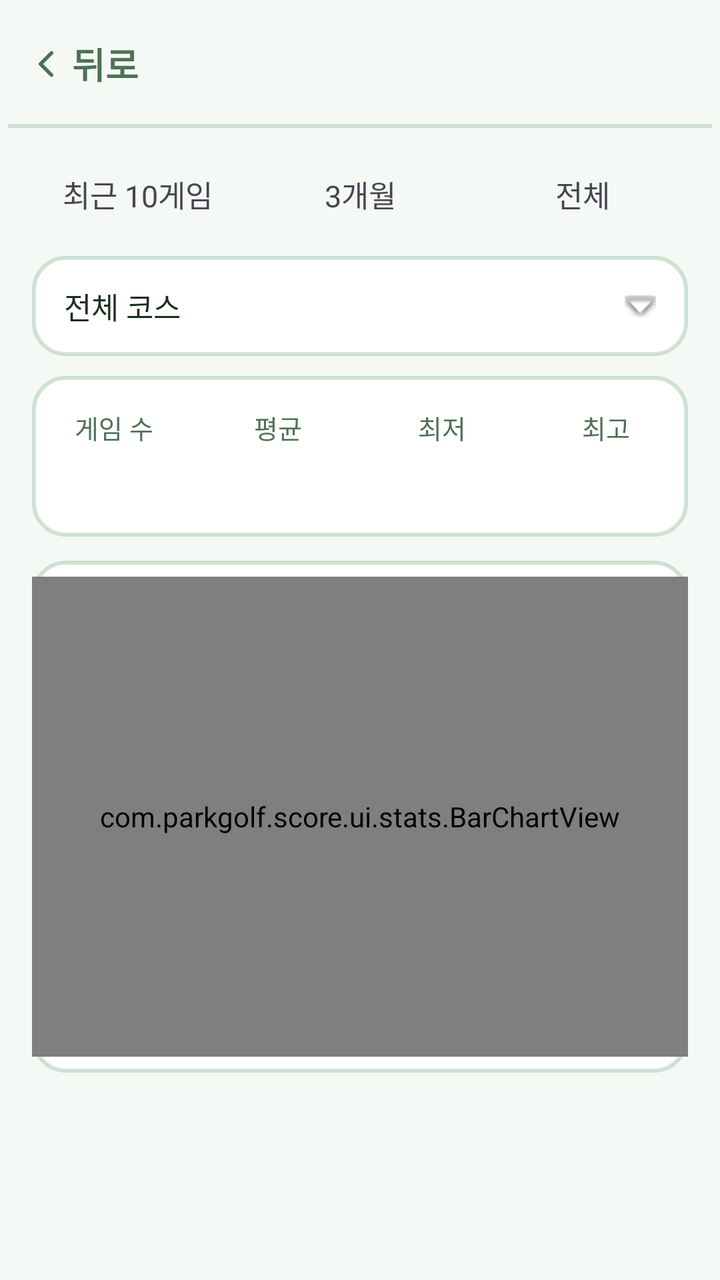
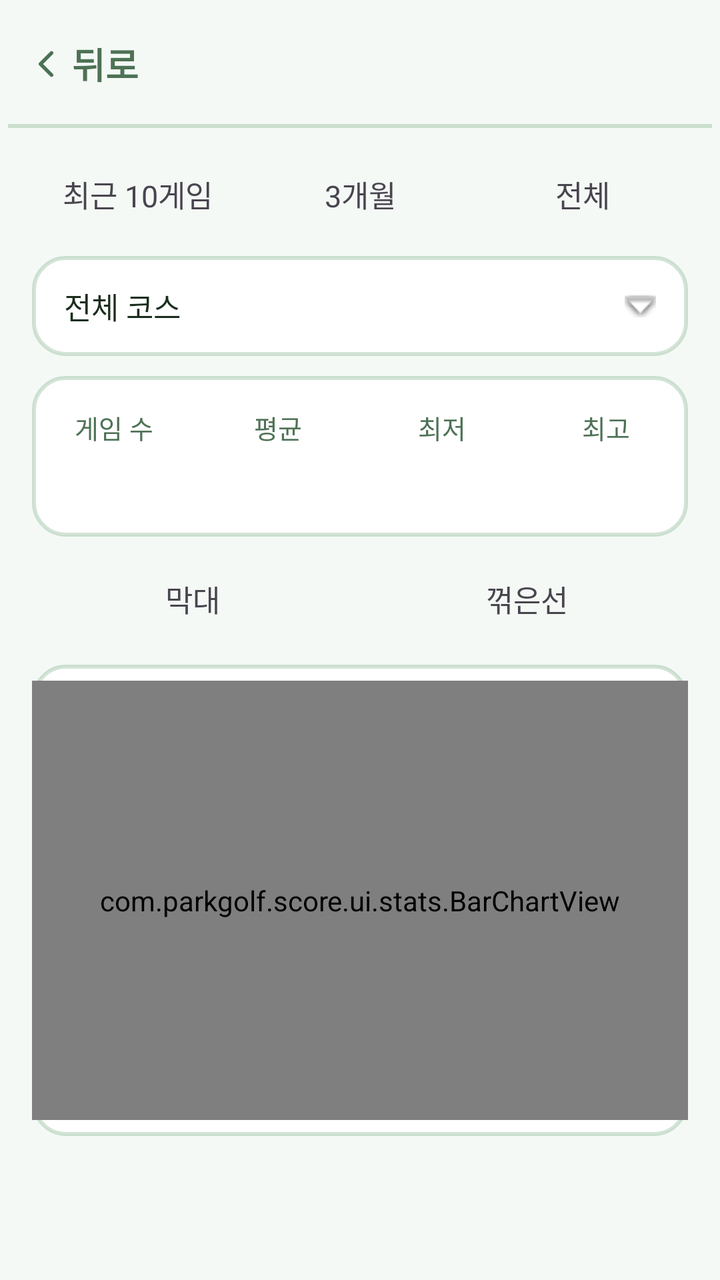

Compare the two renders of this Android layout. The source of the first and the diff that turns it into the second are given below.
<!-- AndroidManifest.xml: application theme Theme.ParkGolf -->
<!-- res/layout/fragment_stats.xml -->
<?xml version="1.0" encoding="utf-8"?>
<LinearLayout xmlns:android="http://schemas.android.com/apk/res/android"
    xmlns:app="http://schemas.android.com/apk/res-auto"
    android:layout_width="match_parent" android:layout_height="match_parent"
    android:orientation="vertical" android:background="?attr/parkBackground">
    <include android:id="@+id/topBar" layout="@layout/view_top_bar" />

    <LinearLayout android:layout_width="match_parent" android:layout_height="wrap_content"
        android:orientation="horizontal"
        android:layout_marginHorizontal="@dimen/screen_padding" android:layout_marginTop="12dp">
        <TextView android:id="@+id/tabRecent10"
            android:layout_width="0dp" android:layout_height="wrap_content" android:layout_weight="1"
            android:gravity="center" android:paddingVertical="10dp" android:layout_marginEnd="6dp"
            android:text="@string/stats_period_recent10" android:textSize="15sp" />
        <TextView android:id="@+id/tab3m"
            android:layout_width="0dp" android:layout_height="wrap_content" android:layout_weight="1"
            android:gravity="center" android:paddingVertical="10dp" android:layout_marginEnd="6dp"
            android:text="@string/stats_period_3m" android:textSize="15sp" />
        <TextView android:id="@+id/tabAll"
            android:layout_width="0dp" android:layout_height="wrap_content" android:layout_weight="1"
            android:gravity="center" android:paddingVertical="10dp"
            android:text="@string/stats_period_all" android:textSize="15sp" />
    </LinearLayout>

    <TextView android:id="@+id/btnCourseFilter"
        android:layout_width="match_parent" android:layout_height="wrap_content"
        android:layout_marginHorizontal="@dimen/screen_padding" android:layout_marginTop="10dp"
        android:background="@drawable/bg_card" android:paddingVertical="14dp" android:paddingHorizontal="16dp"
        android:text="@string/stats_course_all" android:textColor="?attr/parkForeground"
        android:textSize="15sp" android:drawableEnd="@android:drawable/arrow_down_float" />

    <LinearLayout android:id="@+id/summaryCard"
        android:layout_width="match_parent" android:layout_height="wrap_content"
        android:orientation="horizontal" android:background="@drawable/bg_card"
        android:layout_marginHorizontal="@dimen/screen_padding" android:layout_marginTop="10dp"
        android:paddingVertical="16dp">
        <LinearLayout android:layout_width="0dp" android:layout_height="wrap_content"
            android:layout_weight="1" android:orientation="vertical" android:gravity="center">
            <TextView android:layout_width="wrap_content" android:layout_height="wrap_content"
                android:text="@string/stats_games_count" android:textColor="?attr/parkMutedForeground" android:textSize="13sp" />
            <TextView android:id="@+id/tvCount" android:layout_width="wrap_content" android:layout_height="wrap_content"
                android:textColor="?attr/parkForeground" android:textSize="20sp" android:textStyle="bold" android:layout_marginTop="2dp" />
        </LinearLayout>
        <LinearLayout android:layout_width="0dp" android:layout_height="wrap_content"
            android:layout_weight="1" android:orientation="vertical" android:gravity="center">
            <TextView android:layout_width="wrap_content" android:layout_height="wrap_content"
                android:text="@string/stats_rel_avg" android:textColor="?attr/parkMutedForeground" android:textSize="13sp" />
            <TextView android:id="@+id/tvAvg" android:layout_width="wrap_content" android:layout_height="wrap_content"
                android:textColor="?attr/parkForeground" android:textSize="20sp" android:textStyle="bold" android:layout_marginTop="2dp" />
        </LinearLayout>
        <LinearLayout android:layout_width="0dp" android:layout_height="wrap_content"
            android:layout_weight="1" android:orientation="vertical" android:gravity="center">
            <TextView android:layout_width="wrap_content" android:layout_height="wrap_content"
                android:text="@string/stats_rel_best" android:textColor="?attr/parkMutedForeground" android:textSize="13sp" />
            <TextView android:id="@+id/tvBest" android:layout_width="wrap_content" android:layout_height="wrap_content"
                android:textColor="?attr/parkForeground" android:textSize="20sp" android:textStyle="bold" android:layout_marginTop="2dp" />
        </LinearLayout>
        <LinearLayout android:layout_width="0dp" android:layout_height="wrap_content"
            android:layout_weight="1" android:orientation="vertical" android:gravity="center">
            <TextView android:layout_width="wrap_content" android:layout_height="wrap_content"
                android:text="@string/stats_rel_worst" android:textColor="?attr/parkMutedForeground" android:textSize="13sp" />
            <TextView android:id="@+id/tvWorst" android:layout_width="wrap_content" android:layout_height="wrap_content"
                android:textColor="?attr/parkForeground" android:textSize="20sp" android:textStyle="bold" android:layout_marginTop="2dp" />
        </LinearLayout>
    </LinearLayout>

    <HorizontalScrollView android:id="@+id/chartScroll"
        android:layout_width="match_parent" android:layout_height="wrap_content"
        android:layout_marginHorizontal="@dimen/screen_padding" android:layout_marginTop="12dp"
        android:background="@drawable/bg_card" android:paddingVertical="8dp"
        android:scrollbars="none" android:fillViewport="true"
        android:requiresFadingEdge="horizontal"
        android:fadingEdgeLength="@dimen/scroll_fade">
        <com.parkgolf.score.ui.stats.BarChartView android:id="@+id/chart"
            android:layout_width="wrap_content" android:layout_height="240dp" />
    </HorizontalScrollView>

    <LinearLayout android:id="@+id/emptyView"
        android:layout_width="match_parent" android:layout_height="0dp" android:layout_weight="1"
        android:orientation="vertical" android:gravity="center" android:visibility="gone"
        android:paddingHorizontal="@dimen/screen_padding">
        <TextView android:layout_width="wrap_content" android:layout_height="wrap_content"
            android:text="@string/stats_empty_title" android:textColor="?attr/parkForeground"
            android:textSize="18sp" android:textStyle="bold" android:gravity="center" />
        <TextView android:layout_width="wrap_content" android:layout_height="wrap_content"
            android:text="@string/stats_empty_desc" android:textColor="?attr/parkMutedForeground"
            android:textSize="15sp" android:layout_marginTop="4dp" android:gravity="center" />
    </LinearLayout>

    <View android:layout_width="match_parent" android:layout_height="0dp" android:layout_weight="1" />
</LinearLayout>
<!-- res/layout/view_top_bar.xml (included above) -->
<?xml version="1.0" encoding="utf-8"?>
<androidx.constraintlayout.widget.ConstraintLayout
    xmlns:android="http://schemas.android.com/apk/res/android"
    xmlns:app="http://schemas.android.com/apk/res-auto"
    android:layout_width="match_parent"
    android:layout_height="wrap_content"
    android:background="?attr/parkBackground"
    android:minHeight="64dp"
    android:paddingHorizontal="4dp">

    <LinearLayout
        android:id="@+id/btnBack"
        android:layout_width="wrap_content"
        android:layout_height="@dimen/touch_min"
        android:orientation="horizontal"
        android:gravity="center_vertical"
        android:paddingHorizontal="8dp"
        android:background="?attr/selectableItemBackground"
        android:clickable="true"
        android:focusable="true"
        android:contentDescription="@string/back"
        app:layout_constraintStart_toStartOf="parent"
        app:layout_constraintTop_toTopOf="parent"
        app:layout_constraintBottom_toBottomOf="parent">
        <ImageView
            android:layout_width="22dp" android:layout_height="22dp"
            android:src="@drawable/ic_chevron_left"
            android:importantForAccessibility="no"
            app:tint="?attr/parkMutedForeground" />
        <TextView
            android:layout_width="wrap_content" android:layout_height="wrap_content"
            android:layout_marginStart="2dp"
            android:text="@string/back"
            android:textColor="?attr/parkMutedForeground"
            android:textSize="@dimen/body_text"
            android:textStyle="bold" />
    </LinearLayout>

    <TextView
        android:id="@+id/tvBarTitle"
        android:layout_width="0dp"
        android:layout_height="wrap_content"
        android:gravity="center"
        android:textSize="@dimen/body_text"
        android:textStyle="bold"
        android:textColor="?attr/parkForeground"
        android:maxLines="1"
        android:ellipsize="end"
        app:layout_constraintStart_toEndOf="@id/btnBack"
        app:layout_constraintEnd_toStartOf="@id/barSpacer"
        app:layout_constraintTop_toTopOf="parent"
        app:layout_constraintBottom_toBottomOf="parent" />

    <Space
        android:id="@+id/barSpacer"
        android:layout_width="72dp"
        android:layout_height="1dp"
        app:layout_constraintEnd_toEndOf="parent"
        app:layout_constraintTop_toTopOf="parent" />

    <View android:layout_width="0dp" android:layout_height="@dimen/border_width"
        android:background="?attr/parkBorder"
        app:layout_constraintStart_toStartOf="parent"
        app:layout_constraintEnd_toEndOf="parent"
        app:layout_constraintBottom_toBottomOf="parent" />
</androidx.constraintlayout.widget.ConstraintLayout>
<!-- resources referenced by this layout -->
<resources>
  <dimen name="body_text">18sp</dimen>
  <dimen name="border_width">2dp</dimen>
  <dimen name="screen_padding">16dp</dimen>
  <dimen name="scroll_fade">24dp</dimen>
  <dimen name="touch_min">56dp</dimen>
  <!-- drawable bg_card (drawable) -->
  <?xml version="1.0" encoding="utf-8"?>
  <shape xmlns:android="http://schemas.android.com/apk/res/android" android:shape="rectangle">
      <solid android:color="@color/card" />
      <corners android:radius="@dimen/radius_card" />
      <stroke android:width="@dimen/border_width" android:color="?attr/parkBorder" />
  </shape>
  <!-- drawable ic_chevron_left (drawable) -->
  <vector xmlns:android="http://schemas.android.com/apk/res/android" android:width="24dp" android:height="24dp" android:viewportWidth="24" android:viewportHeight="24">
      <path android:strokeColor="?attr/parkForeground" android:strokeWidth="2" android:strokeLineCap="round" android:strokeLineJoin="round" android:pathData="M15,18 L9,12 L15,6" />
  </vector>
  <string name="back">뒤로</string>
  <string name="stats_course_all">전체 코스</string>
  <string name="stats_empty_desc">이 범위에 해당하는 완료 게임이 없어요</string>
  <string name="stats_empty_title">통계를 표시할 기록이 없습니다</string>
  <string name="stats_games_count">게임 수</string>
  <string name="stats_period_3m">3개월</string>
  <string name="stats_period_all">전체</string>
  <string name="stats_period_recent10">최근 10게임</string>
  <string name="stats_rel_avg">평균</string>
  <string name="stats_rel_best">최저</string>
  <string name="stats_rel_worst">최고</string>
  <style name="Theme.ParkGolf" parent="Theme.ParkGolf.Green" />
  <color name="card">#FFFFFF</color>
  <dimen name="radius_card">16dp</dimen>
  <style name="Theme.ParkGolf.Green" parent="Theme.ParkGolf.Base">
          <item name="colorPrimary">#2A7A3B</item>
          <item name="android:windowBackground">#F4F9F5</item>
          <item name="parkBackground">#F4F9F5</item>
          <item name="parkForeground">#1A2E1D</item>
          <item name="parkPrimary">#2A7A3B</item>
          <item name="parkPrimary10">#1A2A7A3B</item>
          <item name="parkSecondary">#E6F2E8</item>
          <item name="parkMuted">#EAF3EC</item>
          <item name="parkMutedForeground">#4E7255</item>
          <item name="parkAccent">#D2EBDA</item>
          <item name="parkAccentForeground">#1A3D21</item>
          <item name="parkBorder">#332A7A3B</item>
          <item name="parkInputBg">#EAF3EC</item>
      </style>
  <style name="Theme.ParkGolf.Base" parent="Theme.Material3.DayNight.NoActionBar">
          <item name="colorOnPrimary">@color/on_primary</item>
          <item name="android:textColorPrimary">?attr/parkForeground</item>
      </style>
  <color name="on_primary">#FFFFFF</color>
</resources>

<!-- the commit's change to res/layout/fragment_stats.xml (unified diff, before → after) -->
@@ -64,19 +64,36 @@
         </LinearLayout>
     </LinearLayout>
 
+    <LinearLayout android:id="@+id/modeToggle"
+        android:layout_width="match_parent" android:layout_height="wrap_content"
+        android:orientation="horizontal"
+        android:layout_marginHorizontal="@dimen/screen_padding" android:layout_marginTop="10dp">
+        <TextView android:id="@+id/modeBar"
+            android:layout_width="0dp" android:layout_height="wrap_content" android:layout_weight="1"
+            android:gravity="center" android:paddingVertical="10dp" android:layout_marginEnd="6dp"
+            android:text="@string/stats_mode_bar" android:textSize="15sp" />
+        <TextView android:id="@+id/modeLine"
+            android:layout_width="0dp" android:layout_height="wrap_content" android:layout_weight="1"
+            android:gravity="center" android:paddingVertical="10dp"
+            android:text="@string/stats_mode_line" android:textSize="15sp" />
+    </LinearLayout>
+
     <HorizontalScrollView android:id="@+id/chartScroll"
-        android:layout_width="match_parent" android:layout_height="wrap_content"
+        android:layout_width="match_parent" android:layout_height="0dp"
+        android:layout_weight="1"
         android:layout_marginHorizontal="@dimen/screen_padding" android:layout_marginTop="12dp"
+        android:layout_marginBottom="@dimen/stats_bottom_reserve"
         android:background="@drawable/bg_card" android:paddingVertical="8dp"
         android:scrollbars="none" android:fillViewport="true"
         android:requiresFadingEdge="horizontal"
         android:fadingEdgeLength="@dimen/scroll_fade">
         <com.parkgolf.score.ui.stats.BarChartView android:id="@+id/chart"
-            android:layout_width="wrap_content" android:layout_height="240dp" />
+            android:layout_width="wrap_content" android:layout_height="match_parent" />
     </HorizontalScrollView>
 
     <LinearLayout android:id="@+id/emptyView"
         android:layout_width="match_parent" android:layout_height="0dp" android:layout_weight="1"
+        android:layout_marginBottom="@dimen/stats_bottom_reserve"
         android:orientation="vertical" android:gravity="center" android:visibility="gone"
         android:paddingHorizontal="@dimen/screen_padding">
         <TextView android:layout_width="wrap_content" android:layout_height="wrap_content"
@@ -86,8 +103,6 @@
             android:text="@string/stats_empty_desc" android:textColor="?attr/parkMutedForeground"
             android:textSize="15sp" android:layout_marginTop="4dp" android:gravity="center" />
     </LinearLayout>
-
-    <View android:layout_width="match_parent" android:layout_height="0dp" android:layout_weight="1" />
 </LinearLayout>
 <!-- res/layout/view_top_bar.xml (included above) -->
 <?xml version="1.0" encoding="utf-8"?>
<!-- resource entries referenced after the edit -->
@@ -4,6 +4,7 @@
   <dimen name="border_width">2dp</dimen>
   <dimen name="screen_padding">16dp</dimen>
   <dimen name="scroll_fade">24dp</dimen>
+  <dimen name="stats_bottom_reserve">72dp</dimen>
   <dimen name="touch_min">56dp</dimen>
   <!-- drawable bg_card (drawable) -->
   <?xml version="1.0" encoding="utf-8"?>
@@ -21,6 +22,8 @@
   <string name="stats_empty_desc">이 범위에 해당하는 완료 게임이 없어요</string>
   <string name="stats_empty_title">통계를 표시할 기록이 없습니다</string>
   <string name="stats_games_count">게임 수</string>
+  <string name="stats_mode_bar">막대</string>
+  <string name="stats_mode_line">꺾은선</string>
   <string name="stats_period_3m">3개월</string>
   <string name="stats_period_all">전체</string>
   <string name="stats_period_recent10">최근 10게임</string>
